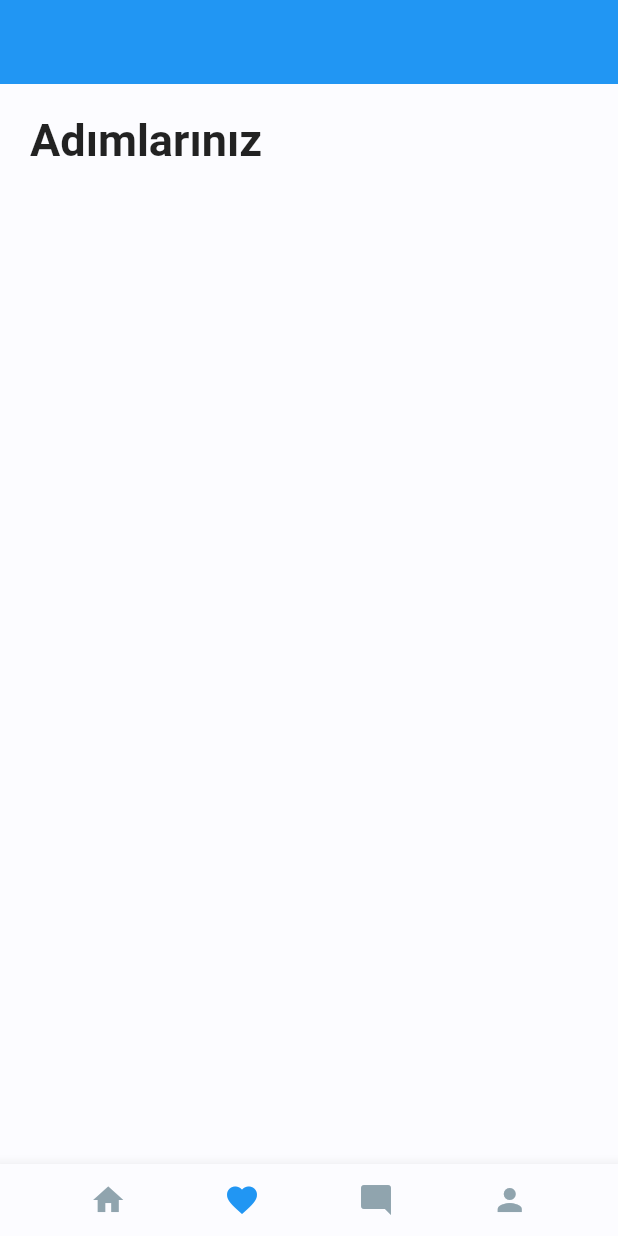
After one commit to berkaysahin1/HealthyCent, a Flutter app: the screen it shows after launch, swiped to page 2, on a phone screen of 412 x 824 dp. The commit adds this screen. Run offline on Flutter 3.47's test engine with Material 2 defaults, Android fonts, the phone set to English and light mode, and no system bars.

Commit message:
update screens and main_screen

```diff
--- a/lib/screens/main_screen.dart
+++ b/lib/screens/main_screen.dart
@@ -1,5 +1,6 @@
 import 'package:flutter/material.dart';
 import 'package:healthycent/screens/home.dart';
+import 'package:healthycent/screens/qrscreen.dart';
 // import 'package:healthycent/widgets/icon_badge.dart';
 
 class MainScreen extends StatefulWidget {
@@ -10,7 +11,7 @@ class MainScreen extends StatefulWidget {
 class _MainScreenState extends State<MainScreen> {
   late PageController _pageController;
   int _page = 0;
-
+var sayfalar=[Home(),qrscreen()];
   @override
   Widget build(BuildContext context) {
     return Scaffold(
@@ -18,7 +19,7 @@ class _MainScreenState extends State<MainScreen> {
         physics: NeverScrollableScrollPhysics(),
         controller: _pageController,
         onPageChanged: onPageChanged,
-        children: List.generate(4, (index) => Home()),
+        children: List.generate(sayfalar.length, (context) => sayfalar[context]),
       ),
       bottomNavigationBar: BottomAppBar(
         child: Row(
@@ -28,7 +29,7 @@ class _MainScreenState extends State<MainScreen> {
             SizedBox(width: 7.0),
             barIcon(icon: Icons.home, page: 0),
             barIcon(icon: Icons.favorite, page: 1),
-            barIcon(icon: Icons.mode_comment, page: 2, badge: true),
+            barIcon(icon: Icons.mode_comment, page: 2),
             barIcon(icon: Icons.person, page: 3),
             SizedBox(width: 7.0),
           ],
--- /dev/null
+++ b/lib/screens/qrscreen.dart
@@ -0,0 +1,45 @@
+import 'package:flutter/material.dart';
+import 'package:healthycent/util/places.dart';
+
+
+class qrscreen extends StatefulWidget {
+  @override
+  State<qrscreen> createState() => _qrscreenState();
+}
+
+class _qrscreenState extends State<qrscreen> {
+  @override
+  Widget build(BuildContext context) {
+    return Scaffold(
+      appBar: AppBar(
+        actions: <Widget>[
+          // IconButton(
+          //   icon: IconBadge(
+          //     icon: Icons.notifications_none,
+          //   ),
+          //   onPressed: () {},
+          // ),
+        ],
+      ),
+      body: ListView(
+        children: <Widget>[
+          Padding(
+            padding: EdgeInsets.all(20.0),
+            child: Text(
+              "Adımlarınız",
+              style: TextStyle(
+                fontSize: 30.0,
+                fontWeight: FontWeight.w600,
+              ),
+            ),
+          ),
+          Padding(
+            padding: EdgeInsets.all(20.0),
+            // child: SearchBar(),
+          ),
+
+        ],
+      ),
+    );
+  }
+}
```
Also changed, not shown: lib/screens/donatescreen.dart (added, +45 -0 lines), lib/screens/mapscreen.dart (added, +45 -0 lines), lib/screens/pedometer.dart (added, +45 -0 lines).
